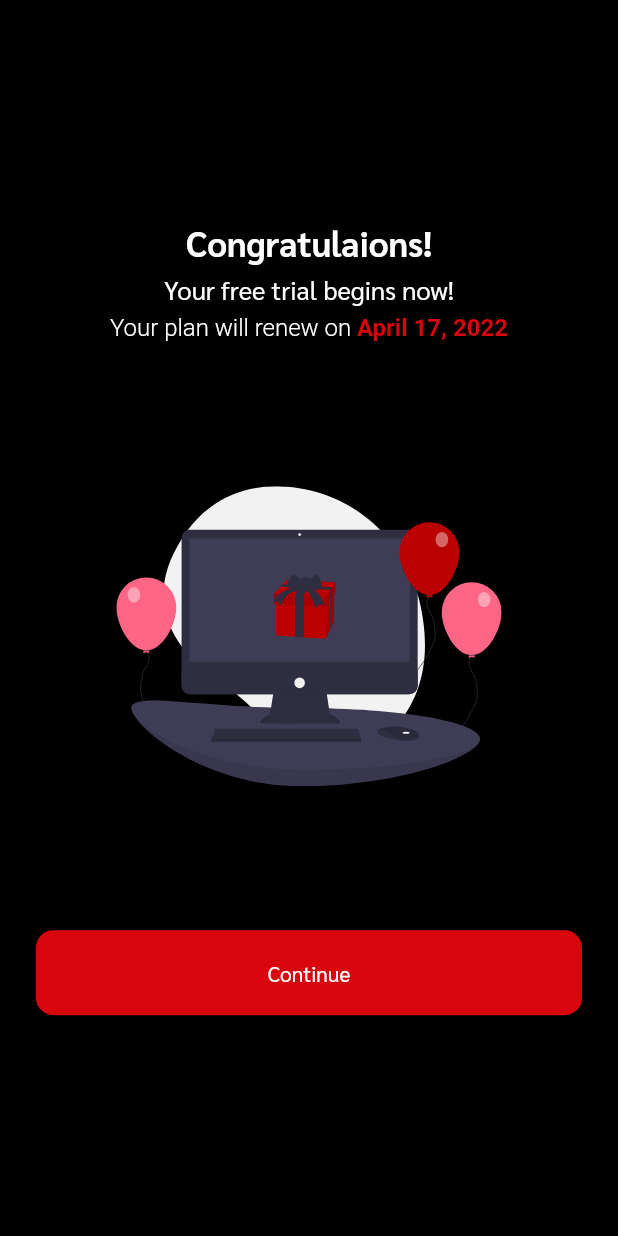
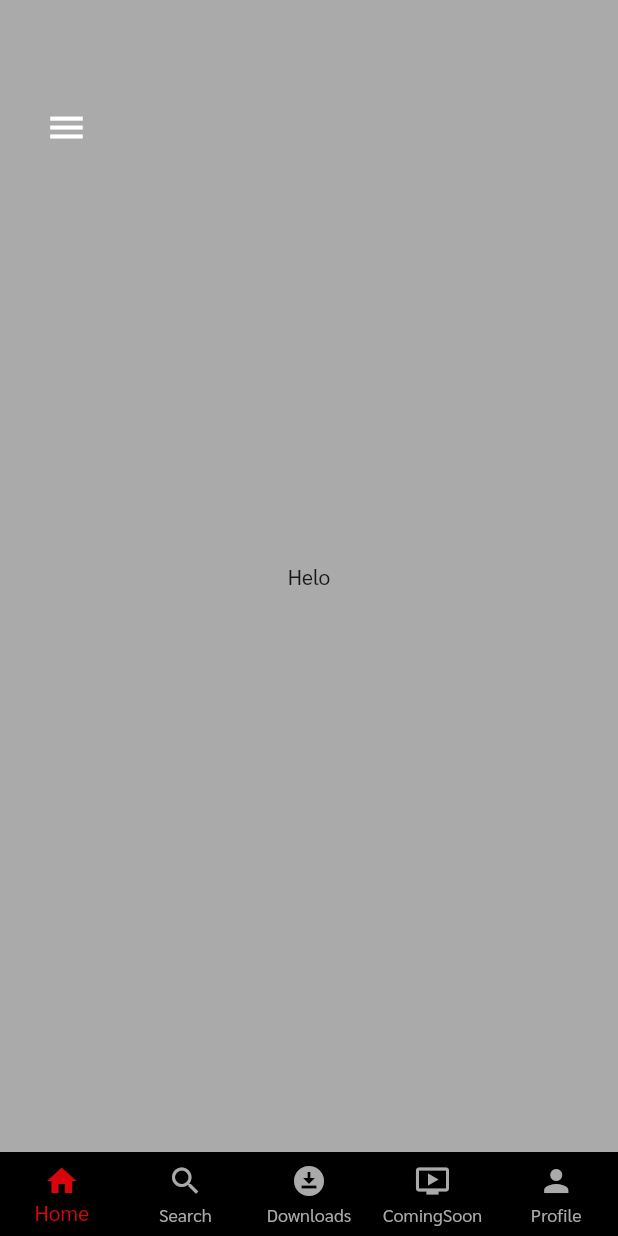
Before and after one commit to kekule15/akwaTv, a Flutter app: the CongratulationScreen screen opened directly, after a tap on "Continue", on a phone screen of 412 x 824 dp. Run offline on Flutter 3.47's test engine with Material 2 defaults, Android fonts, the phone set to English and light mode, and no system bars; our stand-ins replace flutter_riverpod, flutter_screenutil, flutter_svg, get, get_storage; accounts and stored records are empty.

Commit message:
update on home page

```diff
--- /dev/null
+++ b/akwatv/lib/views/home/home_view/home_view.dart
@@ -0,0 +1,24 @@
+import 'package:akwatv/styles/appColors.dart';
+import 'package:akwatv/utils/exports.dart';
+import 'package:flutter_riverpod/flutter_riverpod.dart';
+
+class HomePage extends ConsumerStatefulWidget {
+  const HomePage({Key? key}) : super(key: key);
+
+  @override
+  ConsumerState<ConsumerStatefulWidget> createState() => _HomePageState();
+}
+
+class _HomePageState extends ConsumerState<HomePage> {
+  @override
+  Widget build(BuildContext context) {
+    return Scaffold(
+      backgroundColor: AppColors.gray,
+      body: Container(
+        child: Center(
+          child: Text('Helo'),
+        ),
+      ),
+    );
+  }
+}
--- /dev/null
+++ b/akwatv/lib/views/home/navigation_page.dart
@@ -0,0 +1,151 @@
+import 'package:akwatv/styles/appColors.dart';
+import 'package:akwatv/utils/constvalues.dart';
+import 'package:akwatv/views/home/coming_soon.dart';
+import 'package:akwatv/views/home/downloads/downloads_view.dart';
+import 'package:akwatv/views/home/home_view/drawer.dart';
+import 'package:akwatv/views/home/home_view/home_view.dart';
+import 'package:akwatv/views/home/profile/profile_view.dart';
+import 'package:akwatv/views/home/search_screen.dart';
+import 'package:flutter/material.dart';
+import 'package:flutter_svg/svg.dart';
+import 'package:flutter_screenutil/flutter_screenutil.dart';
+
+class DashBoard extends StatefulWidget {
+  final int? currentPage;
+
+  const DashBoard({Key? key, required this.currentPage}) : super(key: key);
+
+  @override
+  _DashBoardState createState() => _DashBoardState();
+}
+
+class _DashBoardState extends State<DashBoard> {
+  int tapCounter = 0;
+  bool tapped = false;
+  ValueNotifier<int>? currentPage;
+  int? _currentIndex;
+
+  @override
+  void initState() {
+    super.initState();
+    _currentIndex = widget.currentPage;
+  }
+
+  Future<bool> _onBackPressed() {
+    Navigator.push(
+      context,
+      MaterialPageRoute(
+          builder: (context) => const DashBoard(
+                currentPage: 0,
+              )),
+    );
+    return Future.delayed(Duration(seconds: 2));
+  }
+
+  final _scaffoldKey = GlobalKey<ScaffoldState>();
+
+  void _openMyDrawer() {
+    _scaffoldKey.currentState!.openDrawer();
+  }
+
+  @override
+  Widget build(BuildContext context) {
+    return WillPopScope(
+      onWillPop: _onBackPressed,
+      child: Scaffold(
+          key: _scaffoldKey,
+          drawer: MyDrawerPage(),
+          bottomNavigationBar: BottomNavigationBar(
+            showUnselectedLabels: true,
+            selectedLabelStyle: TextStyle(
+              color: AppColors.primary,
+            ),
+            unselectedLabelStyle: TextStyle(color: AppColors.gray),
+            onTap: onTabTapped,
+            elevation: 0,
+            type: BottomNavigationBarType.fixed,
+            currentIndex: _currentIndex!,
+            unselectedItemColor: AppColors.gray,
+            backgroundColor: AppColors.black,
+            showSelectedLabels: true,
+            selectedItemColor: AppColors.primary,
+            items: [
+              BottomNavigationBarItem(
+                backgroundColor: Colors.white,
+                icon: _currentIndex == 0 ? Icon(Icons.home) : Icon(Icons.home),
+                label: "Home",
+              ),
+              BottomNavigationBarItem(
+                backgroundColor: Colors.white,
+                icon: _currentIndex == 1
+                    ? Icon(Icons.search)
+                    : Icon(Icons.search),
+                label: "Search",
+              ),
+              BottomNavigationBarItem(
+                backgroundColor: Colors.white,
+                icon: _currentIndex == 2
+                    ? Icon(Icons.download_for_offline)
+                    : Icon(Icons.download_for_offline),
+                label: "Downloads",
+              ),
+              BottomNavigationBarItem(
+                backgroundColor: Colors.white,
+                icon: _currentIndex == 3
+                    ? Icon(Icons.ondemand_video)
+                    : Icon(Icons.ondemand_video),
+                label: "ComingSoon",
+              ),
+              BottomNavigationBarItem(
+                backgroundColor: Colors.white,
+                icon: _currentIndex == 3
+                    ? Icon(Icons.person)
+                    : Icon(Icons.person),
+                label: "Profile",
+              ),
+            ],
+          ),
+          backgroundColor: Colors.white,
+          body: Stack(children: [
+            _children[_currentIndex!],
+            Padding(
+              padding: const EdgeInsets.fromLTRB(30, 70, 30, 0),
+              child: Row(
+                mainAxisAlignment: MainAxisAlignment.spaceBetween,
+                children: [
+                  InkWell(
+                    onTap: () {
+                      _scaffoldKey.currentState!.openDrawer();
+                    },
+                    child: Icon(
+                      Icons.menu,
+                      color: AppColors.white,
+                      size: 25.w,
+                    ),
+                  ),
+                ],
+              ),
+            ),
+          ])),
+    );
+  }
+
+  int? selected;
+  String? name;
+  String? email;
+  String? phone;
+  String? location;
+  final List<Widget> _children = [
+    const HomePage(),
+    const SearchPage(),
+    const DownLoadsPage(),
+    const ComingSoonPage(),
+    const ProfilePage()
+  ];
+  void onTabTapped(int index) {
+    setState(() {
+      _currentIndex = index;
+      selected = _currentIndex;
+    });
+  }
+}
--- a/akwatv/lib/views/onboarding/congratulation_page.dart
+++ b/akwatv/lib/views/onboarding/congratulation_page.dart
@@ -2,6 +2,7 @@ import 'package:akwatv/styles/appColors.dart';
 import 'package:akwatv/utils/constvalues.dart';
 import 'package:akwatv/utils/exports.dart';
 import 'package:akwatv/utils/svgs.dart';
+import 'package:akwatv/views/home/navigation_page.dart';
 import 'package:akwatv/widgets/custom_button.dart';
 import 'package:flutter/material.dart';
 import 'package:flutter_riverpod/flutter_riverpod.dart';
@@ -85,11 +86,13 @@ class _CongratulationScreenState extends ConsumerState<CongratulationScreen> {
               borderColor: false,
               color: AppColors.primary,
               onclick: () {
-                //  Get.to(() => CongratulationScreen());
+                Get.to(() => DashBoard(
+                      currentPage: 0,
+                    ));
               },
-              title: const Text(
+              title: Text(
                 'Continue',
-                style: TextStyle(color: AppColors.white),
+                style: TextStyle(color: AppColors.white, fontSize: 16.sp),
               ),
             ),
           ),
--- a/akwatv/lib/views/onboarding/signin.dart
+++ b/akwatv/lib/views/onboarding/signin.dart
@@ -82,7 +82,7 @@ class _LoginPageState extends ConsumerState<LoginPage> {
                 },
                 title: Text(
                   'Login',
-                  style: TextStyle(color: AppColors.white),
+                  style: TextStyle(color: AppColors.white, fontSize: 16.sp),
                 ),
               ),
               const SizedBox(
```
Also changed, not shown: akwatv/lib/views/home/coming_soon.dart (added, +17 -0 lines), akwatv/lib/views/home/downloads/downloads_view.dart (added, +17 -0 lines), akwatv/lib/views/home/home_view/drawer.dart (added, +34 -0 lines), akwatv/lib/views/home/profile/profile_view.dart (added, +17 -0 lines), akwatv/lib/views/home/search_screen.dart (added, +17 -0 lines), akwatv/lib/views/onboarding/signup.dart (+5 -5 lines).
